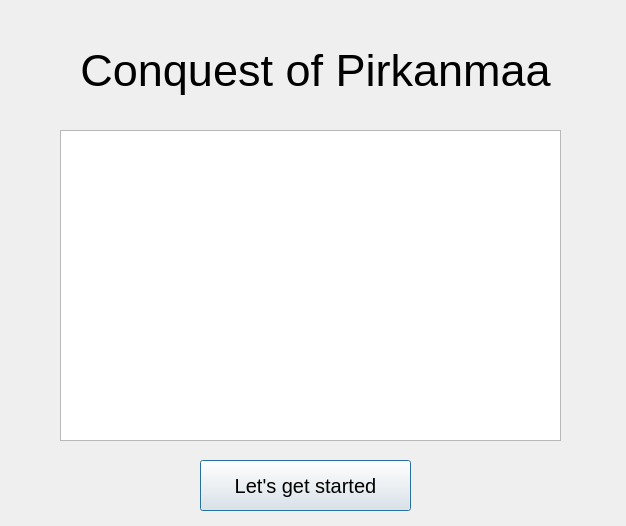
First picture: the form in Game/welcome.ui, repository AntonKaara/course-project-game, before the edit.
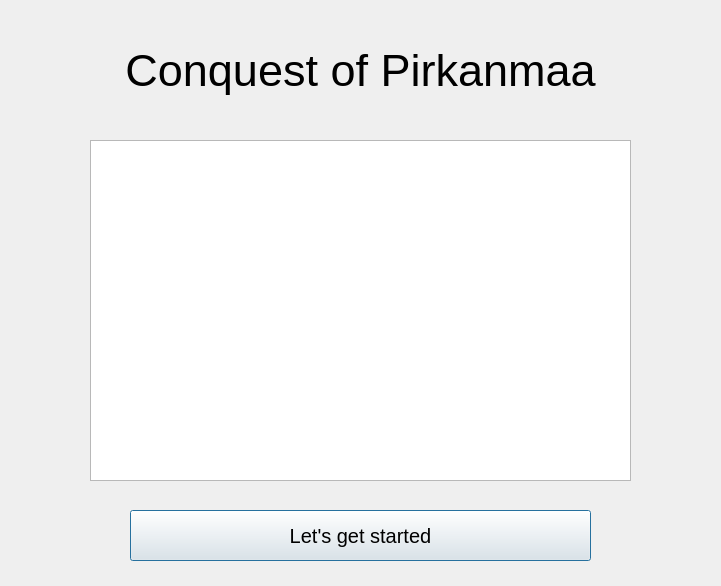
Second picture: the form after the edit.

Diff of the .ui file:
```diff
--- a/Game/welcome.ui
+++ b/Game/welcome.ui
@@ -9,10 +9,22 @@
    <rect>
     <x>0</x>
     <y>0</y>
-    <width>626</width>
-    <height>526</height>
+    <width>721</width>
+    <height>586</height>
    </rect>
   </property>
+  <property name="minimumSize">
+   <size>
+    <width>721</width>
+    <height>586</height>
+   </size>
+  </property>
+  <property name="maximumSize">
+   <size>
+    <width>721</width>
+    <height>586</height>
+   </size>
+  </property>
   <property name="windowTitle">
    <string>Conquest of Pirkanmaa</string>
   </property>
@@ -24,7 +36,7 @@
     <rect>
      <x>0</x>
      <y>10</y>
-     <width>631</width>
+     <width>721</width>
      <height>121</height>
     </rect>
    </property>
@@ -43,9 +55,9 @@
   <widget class="QPushButton" name="acceptButton">
    <property name="geometry">
     <rect>
-     <x>200</x>
-     <y>460</y>
-     <width>211</width>
+     <x>130</x>
+     <y>510</y>
+     <width>461</width>
      <height>51</height>
     </rect>
    </property>
@@ -65,10 +77,10 @@
   <widget class="QTextBrowser" name="textBrowser">
    <property name="geometry">
     <rect>
-     <x>60</x>
-     <y>130</y>
-     <width>501</width>
-     <height>311</height>
+     <x>90</x>
+     <y>140</y>
+     <width>541</width>
+     <height>341</height>
     </rect>
    </property>
    <property name="html">
```
